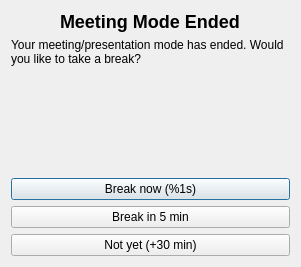
This is src/app/meeting-prompt.ui in AllanChain/sane-break as Qt 5 draws it before an edit. The edited form follows.
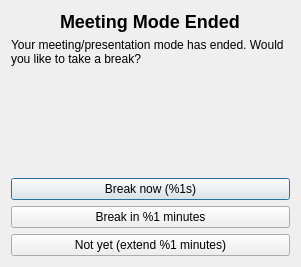
This is the edited form. Custom widgets are drawn as their Qt base class.

Diff of the .ui file:
```diff
--- a/src/app/meeting-prompt.ui
+++ b/src/app/meeting-prompt.ui
@@ -60,14 +60,14 @@
    <item>
     <widget class="QPushButton" name="breakLater">
      <property name="text">
-      <string>Break in 5 min</string>
+      <string>Break in %1 minutes</string>
      </property>
     </widget>
    </item>
    <item>
     <widget class="QPushButton" name="notYet">
      <property name="text">
-      <string>Not yet (+30 min)</string>
+      <string>Not yet (extend %1 minutes)</string>
      </property>
     </widget>
    </item>
```
Left out of the diff: 4 changed lines with no effect on the pictures.
